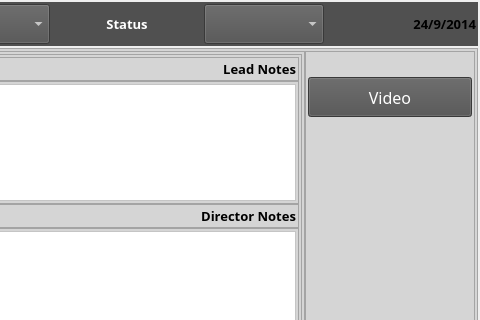
This is Kute/apr_Wiz/apr_wiz.ui in abble/schtool as Qt 5 draws it before an edit; both pictures show x 500 to 980 and y 0 to 320 of the 980 by 451 pixel window. The edited form follows.
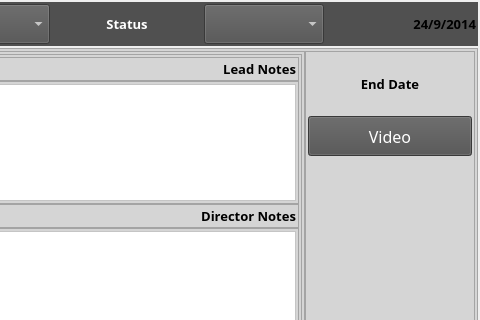
This is the edited form. Icons and pictures are not drawn.

Commit message: Please enter the commit message for your changes. Lines starting   with ' ' will be ignored, and an empty message aborts the commit.   On branch master   Your branch is up-to-date with 'origin/master'.

The edit to the form file:
```diff
--- a/Kute/apr_Wiz/apr_wiz.ui
+++ b/Kute/apr_Wiz/apr_wiz.ui
@@ -693,7 +693,37 @@
           <number>2</number>
          </property>
          <item>
-          <widget class="QPushButton" name="pushButton">
+          <widget class="QLabel" name="enddtlab">
+           <property name="minimumSize">
+            <size>
+             <width>0</width>
+             <height>40</height>
+            </size>
+           </property>
+           <property name="maximumSize">
+            <size>
+             <width>16777215</width>
+             <height>40</height>
+            </size>
+           </property>
+           <property name="font">
+            <font>
+             <family>Trebuchet MS</family>
+             <pointsize>10</pointsize>
+             <weight>75</weight>
+             <bold>true</bold>
+            </font>
+           </property>
+           <property name="text">
+            <string>End Date</string>
+           </property>
+           <property name="alignment">
+            <set>Qt::AlignCenter</set>
+           </property>
+          </widget>
+         </item>
+         <item>
+          <widget class="QPushButton" name="vidbut">
            <property name="minimumSize">
             <size>
              <width>0</width>
```
Left out of the diff: 4 changed lines with no effect on the pictures. The commit also changes 44 other files.
